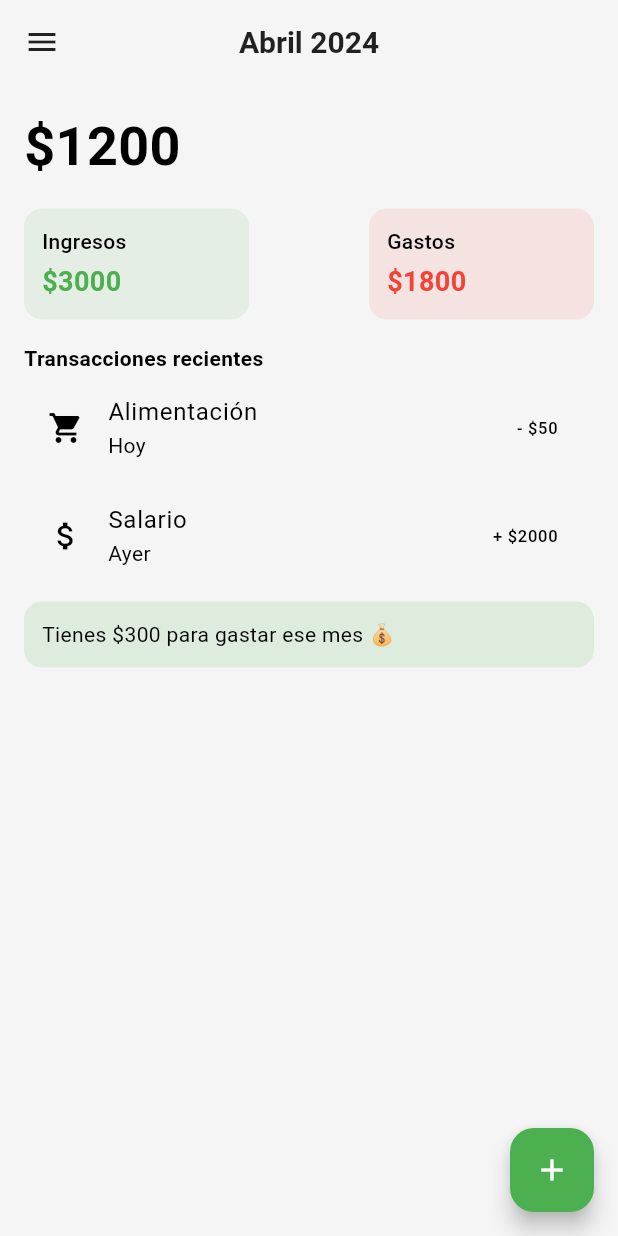
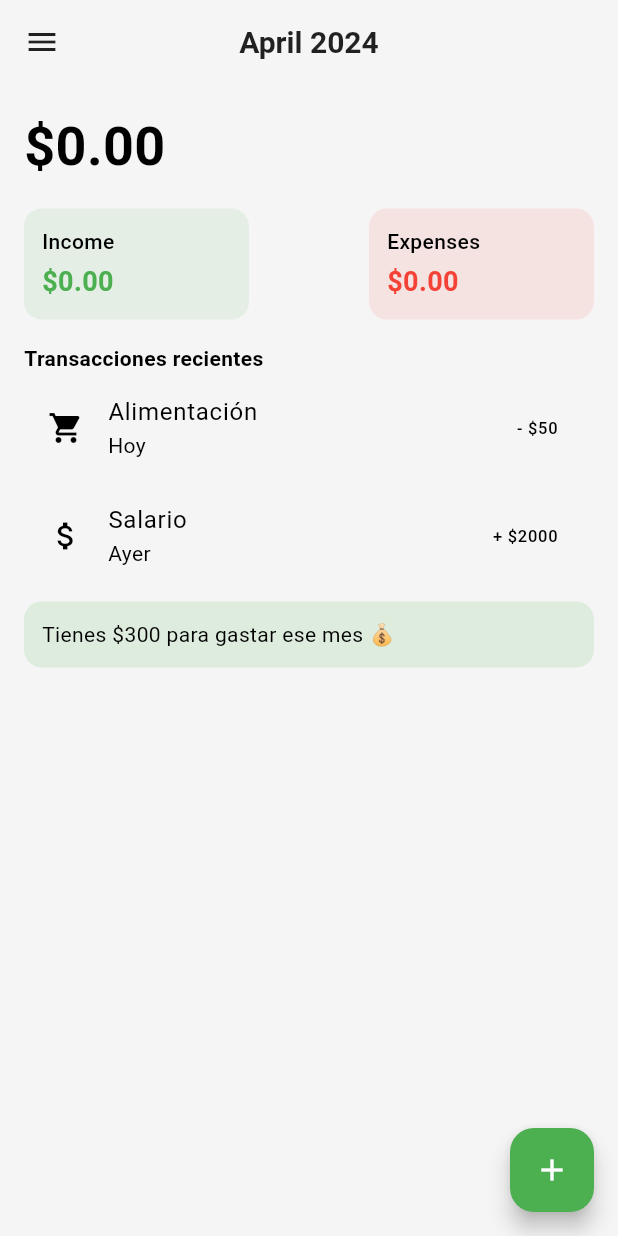
Before and after one commit to sim3075/MoneyMingle, a Flutter app: the HomeScreen screen opened by its route, in the side drawer, after a tap on the "add" icon, on a phone screen of 412 x 824 dp. Run offline on Flutter 3.47's test engine with Material 3 defaults, Android fonts, the phone set to English and light mode, and no system bars; our stand-ins replace firebase_core, image_picker, shared_preferences; accounts and stored records are empty.

Commit message:
Add logic to expense-income form and show in homescreen. Add receipt to form

```diff
--- /dev/null
+++ b/money_mingle/lib/models/transaction.dart
@@ -0,0 +1,55 @@
+import 'dart:convert';
+
+enum TransactionType { expense, income }
+
+class Transaction {
+  final TransactionType type;
+  final String title;
+  final double amount;
+  final DateTime date;
+  final String? category;
+  final String? note;
+  final String? receiptPath;
+
+  Transaction({
+    required this.type,
+    required this.title,
+    required this.amount,
+    required this.date,
+    this.category,
+    this.note,
+    this.receiptPath,
+  });
+
+  Map<String, dynamic> toJson() => {
+        'type': type == TransactionType.expense ? 'expense' : 'income',
+        'title': title,
+        'amount': amount,
+        'date': date.toIso8601String(),
+        'category': category,
+        'note': note,
+        'receiptPath': receiptPath,
+      };
+
+  factory Transaction.fromJson(Map<String, dynamic> json) {
+    return Transaction(
+      type: json['type'] == 'expense'
+          ? TransactionType.expense
+          : TransactionType.income,
+      title: json['title'],
+      amount: (json['amount'] as num).toDouble(),
+      date: DateTime.parse(json['date']),
+      category: json['category'],
+      note: json['note'],
+      receiptPath: json['receiptPath'],
+    );
+  }
+
+  static List<Transaction> listFromJson(String jsonStr) {
+    final List<dynamic> list = jsonDecode(jsonStr);
+    return list.map((e) => Transaction.fromJson(e)).toList();
+  }
+
+  static String listToJson(List<Transaction> txs) =>
+      jsonEncode(txs.map((e) => e.toJson()).toList());
+}
--- a/money_mingle/lib/ui/pages/home/home_screen.dart
+++ b/money_mingle/lib/ui/pages/home/home_screen.dart
@@ -1,89 +1,138 @@
 import 'package:flutter/material.dart';
+import 'package:shared_preferences/shared_preferences.dart';
 import 'package:money_mingle/app_theme.dart';
+import 'package:money_mingle/models/transaction.dart';     // enum + modelo
+import '../transaction/transaction_form.dart';
 import 'widgets/info_card.dart';
 import 'widgets/recent_transactions.dart';
 import 'widgets/monthly_summary.dart';
 import '../../widgets/shared/app_drawer.dart';
-import '../transaction/transaction_form.dart';
 
-
-class HomeScreen extends StatelessWidget {
+class HomeScreen extends StatefulWidget {
   const HomeScreen({super.key});
 
- void _openForm(BuildContext context, TransactionType type) {
-    Navigator.push(
-      context,
-      MaterialPageRoute(
-        builder: (_) => TransactionForm(type: type),
-      ),
+  @override
+  State<HomeScreen> createState() => _HomeScreenState();
+}
+
+class _HomeScreenState extends State<HomeScreen> {
+  List<Transaction> _transactions = [];
+
+  @override
+  void initState() {
+    super.initState();
+    _loadTransactions();
+  }
+
+  Future<void> _loadTransactions() async {
+    final prefs = await SharedPreferences.getInstance();
+    final raw   = prefs.getString('transactions');
+    if (raw != null) {
+      setState(() => _transactions = Transaction.listFromJson(raw));
+    }
+  }
+
+  Future<void> _saveTransactions() async {
+    final prefs = await SharedPreferences.getInstance();
+    await prefs.setString(
+      'transactions',
+      Transaction.listToJson(_transactions),
     );
+  }
+
+  double get _totalIncome  => _transactions
+      .where((t) => t.type == TransactionType.income)
+      .fold(0, (sum, t) => sum + t.amount);
+
+  double get _totalExpense => _transactions
+      .where((t) => t.type == TransactionType.expense)
+      .fold(0, (sum, t) => sum + t.amount);
+
+  Future<void> _openForm(BuildContext ctx, TransactionType type) async {
+    final result = await Navigator.push<Map<String, dynamic>>(
+      ctx,
+      MaterialPageRoute(builder: (_) => TransactionForm(type: type)),
+    );
+    if (result != null) {
+      setState(() {
+        _transactions.add(Transaction(
+          type:        type,
+          title:       result['title'],
+          amount:      result['amount'],
+          date:        result['date'] ?? DateTime.now(),
+          category:    result['category'],
+          note:        result['note'],
+          receiptPath: result['receiptPath'],
+        ));
+      });
+      await _saveTransactions();
+    }
   }
 
   void _showAddMenu(BuildContext context) {
     showModalBottomSheet(
       context: context,
       builder: (_) => SafeArea(
-        child: Column(
-          mainAxisSize: MainAxisSize.min,
-          children: [
+        child: Column(mainAxisSize: MainAxisSize.min, children: [
           ListTile(
-              leading: const Icon(Icons.remove_circle, color: AppTheme.expenseColor),
-              title: const Text('Añadir Gasto'),
+            leading: const Icon(Icons.remove_circle,
+                color: AppTheme.expenseColor),
+            title: const Text('Agregar Gasto'),
             onTap: () {
               Navigator.pop(context);
               _openForm(context, TransactionType.expense);
             },
           ),
           ListTile(
-              leading: const Icon(Icons.add_circle, color: AppTheme.incomeColor),
-              title: const Text('Añadir Ingreso'),
+            leading: const Icon(Icons.add_circle,
+                color: AppTheme.incomeColor),
+            title: const Text('Agregar Ingreso'),
             onTap: () {
               Navigator.pop(context);
               _openForm(context, TransactionType.income);
             },
           ),
-          ],
-        ),
+        ]),
       ),
     );
   }
 
   @override
   Widget build(BuildContext context) {
+    final net = _totalIncome - _totalExpense;
+
     return Scaffold(
-      appBar: AppBar(title: const Text('Abril 2024')),
-      drawer: const AppDrawer(),
+      appBar: AppBar(title: const Text('April 2024')),
+      drawer: AppDrawer(
+        totalIncome:  _totalIncome,
+        totalExpense: _totalExpense,
+      ),
       floatingActionButton: FloatingActionButton(
         onPressed: () => _showAddMenu(context),
         child: const Icon(Icons.add),
       ),
       body: Padding(
-        padding: const EdgeInsets.all(16.0),
-        child: Column(
-          crossAxisAlignment: CrossAxisAlignment.start,
-          children: [
-            const Text('\$1200',
-                style: TextStyle(fontSize: 36, fontWeight: FontWeight.bold)),
+        padding: const EdgeInsets.all(16),
+        child: Column(crossAxisAlignment: CrossAxisAlignment.start, children: [
+          Text('\$${net.toStringAsFixed(2)}',
+              style:
+                  const TextStyle(fontSize: 36, fontWeight: FontWeight.bold)),
           const SizedBox(height: 16),
-            Row(
-              mainAxisAlignment: MainAxisAlignment.spaceBetween,
-              children: const [
+          Row(mainAxisAlignment: MainAxisAlignment.spaceBetween, children: [
             InfoCard(
-                    title: 'Ingresos',
-                    value: '\$3000',
+                title: 'Income',
+                value: '\$${_totalIncome.toStringAsFixed(2)}',
                 color: AppTheme.incomeColor),
             InfoCard(
-                    title: 'Gastos',
-                    value: '\$1800',
+                title: 'Expenses',
+                value: '\$${_totalExpense.toStringAsFixed(2)}',
                 color: AppTheme.expenseColor),
-              ],
-            ),
+          ]),
           const SizedBox(height: 16),
-            const RecentTransactions(),
+          RecentTransactions(transactions: _transactions),
           const SizedBox(height: 8),
-            const MonthlySummary(),
-          ],
-        ),
+          MonthlySummary(transactions: _transactions),
+        ]),
       ),
     );
   }
--- a/money_mingle/lib/ui/pages/home/widgets/monthly_summary.dart
+++ b/money_mingle/lib/ui/pages/home/widgets/monthly_summary.dart
@@ -1,8 +1,9 @@
 import 'package:flutter/material.dart';
 import 'package:money_mingle/app_theme.dart';
+import 'package:money_mingle/models/transaction.dart';
 
 class MonthlySummary extends StatelessWidget {
-  const MonthlySummary({super.key});
+  const MonthlySummary({super.key, required List<Transaction> transactions});
 
   @override
   Widget build(BuildContext context) {
--- a/money_mingle/lib/ui/pages/home/widgets/recent_transactions.dart
+++ b/money_mingle/lib/ui/pages/home/widgets/recent_transactions.dart
@@ -1,7 +1,8 @@
 import 'package:flutter/material.dart';
+import 'package:money_mingle/models/transaction.dart';
 
 class RecentTransactions extends StatelessWidget {
-  const RecentTransactions({super.key});
+  const RecentTransactions({super.key, required List<Transaction> transactions});
 
   @override
   Widget build(BuildContext context) {
--- a/money_mingle/lib/ui/widgets/shared/app_drawer.dart
+++ b/money_mingle/lib/ui/widgets/shared/app_drawer.dart
@@ -1,7 +1,14 @@
 import 'package:flutter/material.dart';
 
 class AppDrawer extends StatelessWidget {
-  const AppDrawer({super.key});
+  final double totalIncome;
+  final double totalExpense;
+
+  const AppDrawer({
+    Key? key,
+    required this.totalIncome,
+    required this.totalExpense,
+  }) : super(key: key);
 
   @override
   Widget build(BuildContext context) {
@@ -10,47 +17,47 @@ class AppDrawer extends StatelessWidget {
         padding: EdgeInsets.zero,
         children: [
           DrawerHeader(
-            decoration: BoxDecoration(
-              color: Theme.of(context).primaryColor,
-            ),
+            decoration: BoxDecoration(color: Theme.of(context).primaryColor),
             child: const Text(
               'MoneyMingle Menu',
-              style: TextStyle(
-                color: Colors.white,
-                fontSize: 24,
-              ),
+              style: TextStyle(color: Colors.white, fontSize: 24),
             ),
           ),
           ListTile(
             leading: const Icon(Icons.dashboard),
             title: const Text('Dashboard'),
             onTap: () {
-              Navigator.pop(context); // Cierra el Drawer
-              // Navegar a la pantalla de Dashboard
+              Navigator.pop(context);
             },
           ),
           ListTile(
             leading: const Icon(Icons.list),
             title: const Text('Transacciones'),
+            subtitle: Column(
+              crossAxisAlignment: CrossAxisAlignment.start,
+              children: [
+                Text('Ingresos:  \$${totalIncome.toStringAsFixed(2)}',
+                    style: const TextStyle(color: Colors.green)),
+                Text('Gastos:    \$${totalExpense.toStringAsFixed(2)}',
+                    style: const TextStyle(color: Colors.red)),
+              ],
+            ),
             onTap: () {
-              Navigator.pop(context); // Cierra el Drawer
-              // Navegar a la pantalla de Transacciones
+              Navigator.pop(context);
             },
           ),
           ListTile(
             leading: const Icon(Icons.person),
             title: const Text('Perfil'),
             onTap: () {
-              Navigator.pop(context); // Cierra el Drawer
-              // Navegar a la pantalla de Perfil
+              Navigator.pop(context);
             },
           ),
           ListTile(
             leading: const Icon(Icons.settings),
             title: const Text('Ajustes'),
             onTap: () {
-              Navigator.pop(context); // Cierra el Drawer
-              // Navegar a la pantalla de Configuración
+              Navigator.pop(context);
             },
           ),
         ],
--- a/money_mingle/pubspec.yaml
+++ b/money_mingle/pubspec.yaml
@@ -37,9 +37,12 @@ dependencies:
   riverpod_annotation: ^2.6.1
   intl: ^0.18.0
 
+
   # The following adds the Cupertino Icons font to your application.
   # Use with the CupertinoIcons class for iOS style icons.
   cupertino_icons: ^1.0.8
+  image_picker: ^1.1.2
+  shared_preferences: ^2.0.15
 
 dev_dependencies:
   flutter_test:
@@ -48,6 +51,7 @@ dev_dependencies:
   custom_lint:
   riverpod_generator: ^2.6.5
   riverpod_lint: ^2.6.5
+
 
   # The "flutter_lints" package below contains a set of recommended lints to
   # encourage good coding practices. The lint set provided by the package is
```
Also changed, not shown: money_mingle/lib/ui/pages/transaction/transaction_form.dart (+48 -53 lines), money_mingle/lib/ui/pages/transaction/widgets/receipt_field.dart (added, +51 -0 lines), money_mingle/pubspec.lock, 6 other files. Lines whose indentation alone changed are shown as unchanged.
